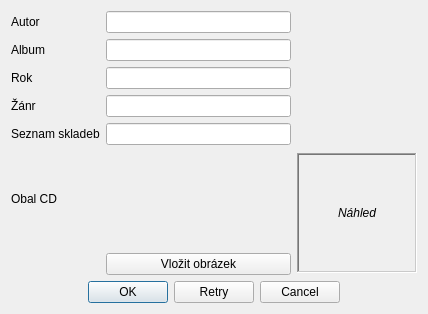
This is insertwindow.ui in Lolcoman/CD_records as Qt 5 draws it before an edit. The edited form follows.
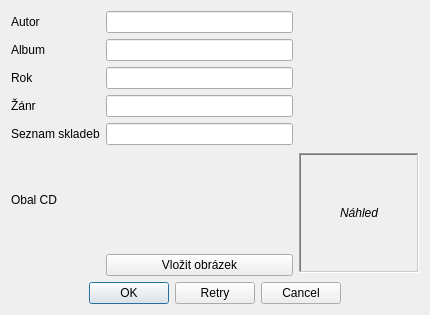
This is the edited form. Icons and pictures are not drawn.

What changed in the file:
```diff
--- a/insertwindow.ui
+++ b/insertwindow.ui
@@ -6,8 +6,8 @@
    <rect>
     <x>0</x>
     <y>0</y>
-    <width>428</width>
-    <height>314</height>
+    <width>430</width>
+    <height>315</height>
    </rect>
   </property>
   <property name="windowTitle">
```
Left out of the diff: 2 changed lines with no effect on the pictures.
